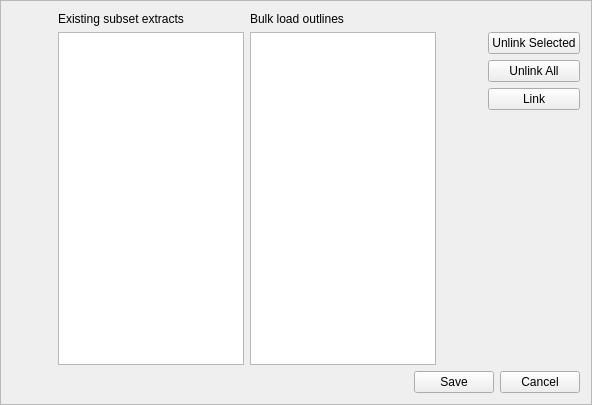
Above: buildings/gui/alter_building_relationship.ui from linz/nz-buildings before the change. Below: the same form after it.
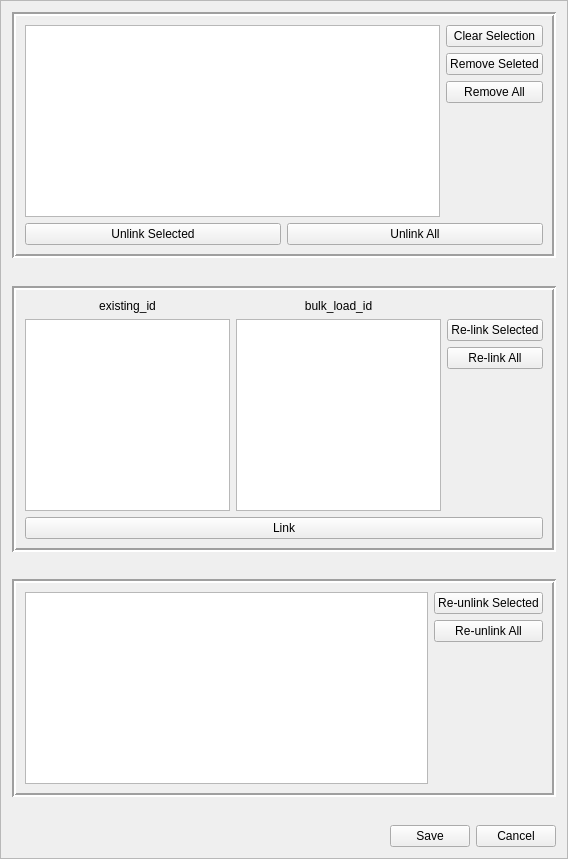
That is the form after the change.

Commit message:
create UI for alter_building_relationship
three days work as my gitKraken in VM is broken

Patch:
```diff
--- a/buildings/gui/alter_building_relationship.ui
+++ b/buildings/gui/alter_building_relationship.ui
@@ -6,8 +6,8 @@
    <rect>
     <x>0</x>
     <y>0</y>
-    <width>592</width>
-    <height>405</height>
+    <width>568</width>
+    <height>859</height>
    </rect>
   </property>
   <property name="windowTitle">
@@ -19,98 +19,95 @@
   <property name="frameShadow">
    <enum>QFrame::Raised</enum>
   </property>
+  <property name="lineWidth">
+   <number>1</number>
+  </property>
   <layout class="QGridLayout" name="gridLayout">
-   <item row="1" column="3">
-    <widget class="QListView" name="listView"/>
-   </item>
-   <item row="1" column="0">
-    <spacer name="horizontalSpacer_2">
-     <property name="orientation">
-      <enum>Qt::Horizontal</enum>
+   <item row="0" column="0" colspan="3">
+    <widget class="QFrame" name="frame">
+     <property name="sizePolicy">
+      <sizepolicy hsizetype="Expanding" vsizetype="Fixed">
+       <horstretch>0</horstretch>
+       <verstretch>0</verstretch>
+      </sizepolicy>
      </property>
-     <property name="sizeType">
-      <enum>QSizePolicy::Fixed</enum>
+     <property name="frameShape">
+      <enum>QFrame::Box</enum>
      </property>
-     <property name="sizeHint" stdset="0">
-      <size>
-       <width>40</width>
-       <height>20</height>
-      </size>
+     <property name="frameShadow">
+      <enum>QFrame::Sunken</enum>
      </property>
-    </spacer>
-   </item>
-   <item row="1" column="2">
-    <widget class="QListView" name="list_view"/>
-   </item>
-   <item row="0" column="3">
-    <widget class="QLabel" name="label_2">
-     <property name="text">
-      <string>Bulk load outlines</string>
+     <property name="lineWidth">
+      <number>2</number>
      </property>
+     <layout class="QVBoxLayout" name="verticalLayout_2">
+      <item>
+       <layout class="QHBoxLayout" name="horizontalLayout_8">
+        <item>
+         <widget class="QTableWidget" name="tbl_original"/>
+        </item>
+        <item>
+         <layout class="QVBoxLayout" name="verticalLayout">
+          <item>
+           <widget class="QPushButton" name="btn_clear_slt">
+            <property name="text">
+             <string>Clear Selection</string>
+            </property>
+           </widget>
+          </item>
+          <item>
+           <widget class="QPushButton" name="btn_remove_slt">
+            <property name="text">
+             <string>Remove Seleted</string>
+            </property>
+           </widget>
+          </item>
+          <item>
+           <widget class="QPushButton" name="btn_remove_all">
+            <property name="text">
+             <string>Remove All</string>
+            </property>
+           </widget>
+          </item>
+          <item>
+           <spacer name="verticalSpacer_2">
+            <property name="orientation">
+             <enum>Qt::Vertical</enum>
+            </property>
+            <property name="sizeHint" stdset="0">
+             <size>
+              <width>20</width>
+              <height>40</height>
+             </size>
+            </property>
+           </spacer>
+          </item>
+         </layout>
+        </item>
+       </layout>
+      </item>
+      <item>
+       <layout class="QHBoxLayout" name="horizontalLayout_3">
+        <item>
+         <widget class="QPushButton" name="btn_unlink_selected">
+          <property name="text">
+           <string>Unlink Selected</string>
+          </property>
+         </widget>
+        </item>
+        <item>
+         <widget class="QPushButton" name="btn_unlink_all">
+          <property name="text">
+           <string>Unlink All</string>
+          </property>
+         </widget>
+        </item>
+       </layout>
+      </item>
+     </layout>
     </widget>
    </item>
-   <item row="0" column="2">
-    <widget class="QLabel" name="label">
-     <property name="text">
-      <string>Existing subset extracts</string>
-     </property>
-    </widget>
-   </item>
-   <item row="1" column="5">
-    <layout class="QVBoxLayout" name="verticalLayout_5">
-     <item>
-      <widget class="QPushButton" name="pushButton_3">
-       <property name="text">
-        <string>Unlink Selected</string>
-       </property>
-      </widget>
-     </item>
-     <item>
-      <widget class="QPushButton" name="pushButton_2">
-       <property name="text">
-        <string>Unlink All</string>
-       </property>
-      </widget>
-     </item>
-     <item>
-      <widget class="QPushButton" name="pushButton">
-       <property name="text">
-        <string>Link</string>
-       </property>
-      </widget>
-     </item>
-     <item>
-      <spacer name="verticalSpacer_2">
-       <property name="orientation">
-        <enum>Qt::Vertical</enum>
-       </property>
-       <property name="sizeHint" stdset="0">
-        <size>
-         <width>20</width>
-         <height>40</height>
-        </size>
-       </property>
-      </spacer>
-     </item>
-    </layout>
-   </item>
-   <item row="1" column="4">
-    <spacer name="horizontalSpacer_3">
-     <property name="orientation">
-      <enum>Qt::Horizontal</enum>
-     </property>
-     <property name="sizeType">
-      <enum>QSizePolicy::Fixed</enum>
-     </property>
-     <property name="sizeHint" stdset="0">
-      <size>
-       <width>40</width>
-       <height>20</height>
-      </size>
-     </property>
-    </spacer>
-   </item>
-   <item row="3" column="1" colspan="5">
+   <item row="7" column="0" colspan="3">
     <layout class="QHBoxLayout" name="horizontalLayout_4">
      <item>
       <spacer name="horizontalSpacer_5">
@@ -133,7 +130,7 @@
       </widget>
      </item>
      <item>
-      <widget class="QPushButton" name="pushButton_4">
+      <widget class="QPushButton" name="btn_cancel">
        <property name="text">
         <string>Cancel</string>
        </property>
@@ -141,6 +138,224 @@
      </item>
     </layout>
    </item>
+   <item row="2" column="0" rowspan="2" colspan="3">
+    <widget class="QFrame" name="frame_2">
+     <property name="sizePolicy">
+      <sizepolicy hsizetype="Expanding" vsizetype="Fixed">
+       <horstretch>0</horstretch>
+       <verstretch>0</verstretch>
+      </sizepolicy>
+     </property>
+     <property name="frameShape">
+      <enum>QFrame::Box</enum>
+     </property>
+     <property name="frameShadow">
+      <enum>QFrame::Sunken</enum>
+     </property>
+     <property name="lineWidth">
+      <number>2</number>
+     </property>
+     <layout class="QVBoxLayout" name="verticalLayout_3">
+      <item>
+       <layout class="QHBoxLayout" name="horizontalLayout_6">
+        <item>
+         <layout class="QVBoxLayout" name="verticalLayout_7">
+          <item>
+           <widget class="QLabel" name="label">
+            <property name="sizePolicy">
+             <sizepolicy hsizetype="Preferred" vsizetype="Preferred">
+              <horstretch>0</horstretch>
+              <verstretch>0</verstretch>
+             </sizepolicy>
+            </property>
+            <property name="text">
+             <string>existing_id</string>
+            </property>
+            <property name="alignment">
+             <set>Qt::AlignCenter</set>
+            </property>
+           </widget>
+          </item>
+          <item>
+           <widget class="QListWidget" name="lst_existing"/>
+          </item>
+         </layout>
+        </item>
+        <item>
+         <layout class="QVBoxLayout" name="verticalLayout_8">
+          <item>
+           <widget class="QLabel" name="label_2">
+            <property name="text">
+             <string>bulk_load_id</string>
+            </property>
+            <property name="alignment">
+             <set>Qt::AlignCenter</set>
+            </property>
+           </widget>
+          </item>
+          <item>
+           <widget class="QListWidget" name="lst_bulk"/>
+          </item>
+         </layout>
+        </item>
+        <item>
+         <layout class="QVBoxLayout" name="verticalLayout_5">
+          <item>
+           <widget class="QLabel" name="label_3">
+            <property name="text">
+             <string/>
+            </property>
+           </widget>
+          </item>
+          <item>
+           <widget class="QPushButton" name="btn_relink_slt">
+            <property name="text">
+             <string>Re-link Selected</string>
+            </property>
+           </widget>
+          </item>
+          <item>
+           <widget class="QPushButton" name="btn_relink_all">
+            <property name="text">
+             <string>Re-link All</string>
+            </property>
+           </widget>
+          </item>
+          <item>
+           <spacer name="verticalSpacer_5">
+            <property name="orientation">
+             <enum>Qt::Vertical</enum>
+            </property>
+            <property name="sizeHint" stdset="0">
+             <size>
+              <width>20</width>
+              <height>40</height>
+             </size>
+            </property>
+           </spacer>
+          </item>
+         </layout>
+        </item>
+       </layout>
+      </item>
+      <item>
+       <layout class="QHBoxLayout" name="horizontalLayout">
+        <item>
+         <widget class="QPushButton" name="btn_link">
+          <property name="text">
+           <string>Link</string>
+          </property>
+         </widget>
+        </item>
+       </layout>
+      </item>
+     </layout>
+    </widget>
+   </item>
+   <item row="4" column="1">
+    <spacer name="verticalSpacer_3">
+     <property name="orientation">
+      <enum>Qt::Vertical</enum>
+     </property>
+     <property name="sizeHint" stdset="0">
+      <size>
+       <width>20</width>
+       <height>40</height>
+      </size>
+     </property>
+    </spacer>
+   </item>
+   <item row="5" column="0" colspan="3">
+    <widget class="QFrame" name="frame_3">
+     <property name="sizePolicy">
+      <sizepolicy hsizetype="Preferred" vsizetype="Fixed">
+       <horstretch>0</horstretch>
+       <verstretch>0</verstretch>
+      </sizepolicy>
+     </property>
+     <property name="frameShape">
+      <enum>QFrame::Box</enum>
+     </property>
+     <property name="frameShadow">
+      <enum>QFrame::Sunken</enum>
+     </property>
+     <property name="lineWidth">
+      <number>2</number>
+     </property>
+     <layout class="QVBoxLayout" name="verticalLayout_4">
+      <item>
+       <layout class="QHBoxLayout" name="horizontalLayout_7">
+        <item>
+         <widget class="QTableWidget" name="tableWidget"/>
+        </item>
+        <item>
+         <layout class="QVBoxLayout" name="verticalLayout_6">
+          <item>
+           <widget class="QPushButton" name="pushButton_4">
+            <property name="text">
+             <string>Re-unlink Selected</string>
+            </property>
+           </widget>
+          </item>
+          <item>
+           <widget class="QPushButton" name="pushButton_3">
+            <property name="text">
+             <string>Re-unlink All</string>
+            </property>
+           </widget>
+          </item>
+          <item>
+           <spacer name="verticalSpacer_6">
+            <property name="orientation">
+             <enum>Qt::Vertical</enum>
+            </property>
+            <property name="sizeHint" stdset="0">
+             <size>
+              <width>20</width>
+              <height>40</height>
+             </size>
+            </property>
+           </spacer>
+          </item>
+         </layout>
+        </item>
+       </layout>
+      </item>
+     </layout>
+    </widget>
+   </item>
+   <item row="6" column="1">
+    <spacer name="verticalSpacer">
+     <property name="orientation">
+      <enum>Qt::Vertical</enum>
+     </property>
+     <property name="sizeType">
+      <enum>QSizePolicy::Expanding</enum>
+     </property>
+     <property name="sizeHint" stdset="0">
+      <size>
+       <width>20</width>
+       <height>40</height>
+      </size>
+     </property>
+    </spacer>
+   </item>
+   <item row="1" column="0">
+    <spacer name="verticalSpacer_4">
+     <property name="orientation">
+      <enum>Qt::Vertical</enum>
+     </property>
+     <property name="sizeType">
+      <enum>QSizePolicy::Expanding</enum>
+     </property>
+     <property name="sizeHint" stdset="0">
+      <size>
+       <width>20</width>
+       <height>40</height>
+      </size>
+     </property>
+    </spacer>
+   </item>
   </layout>
  </widget>
  <resources/>
```
Left out of the diff: 6 changed lines with no effect on the pictures. The commit also changes 1 other file.
